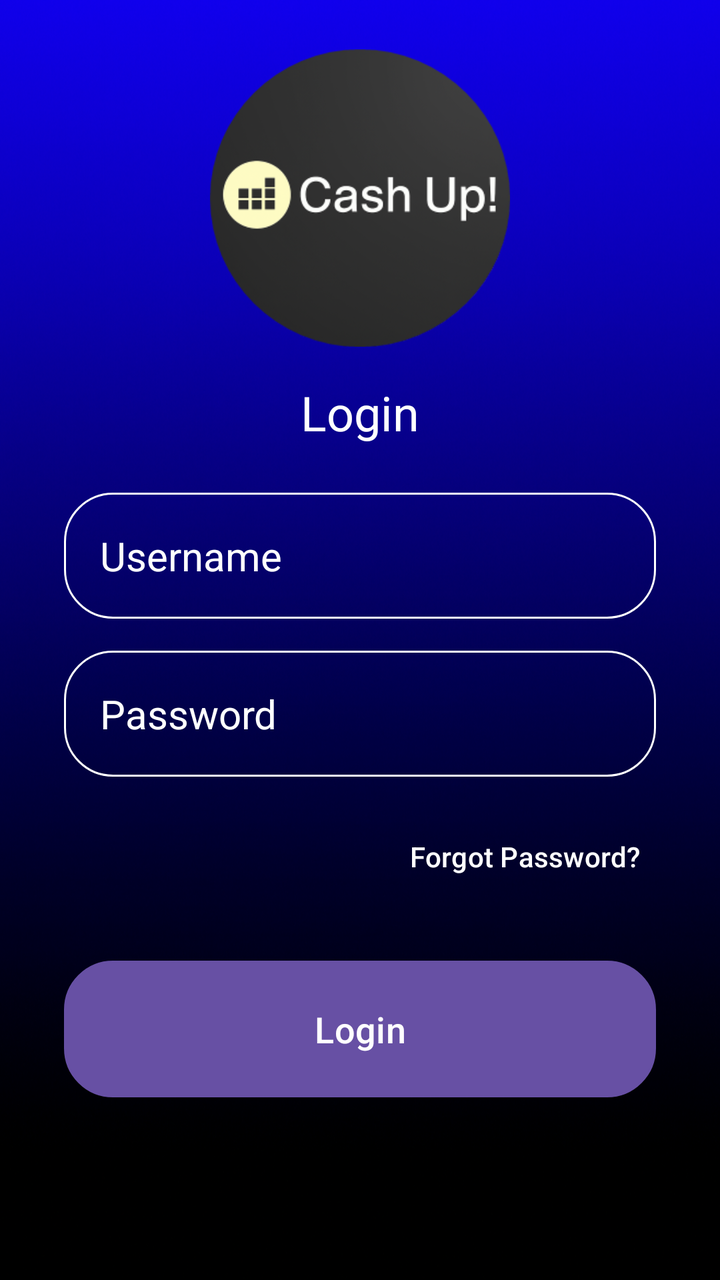
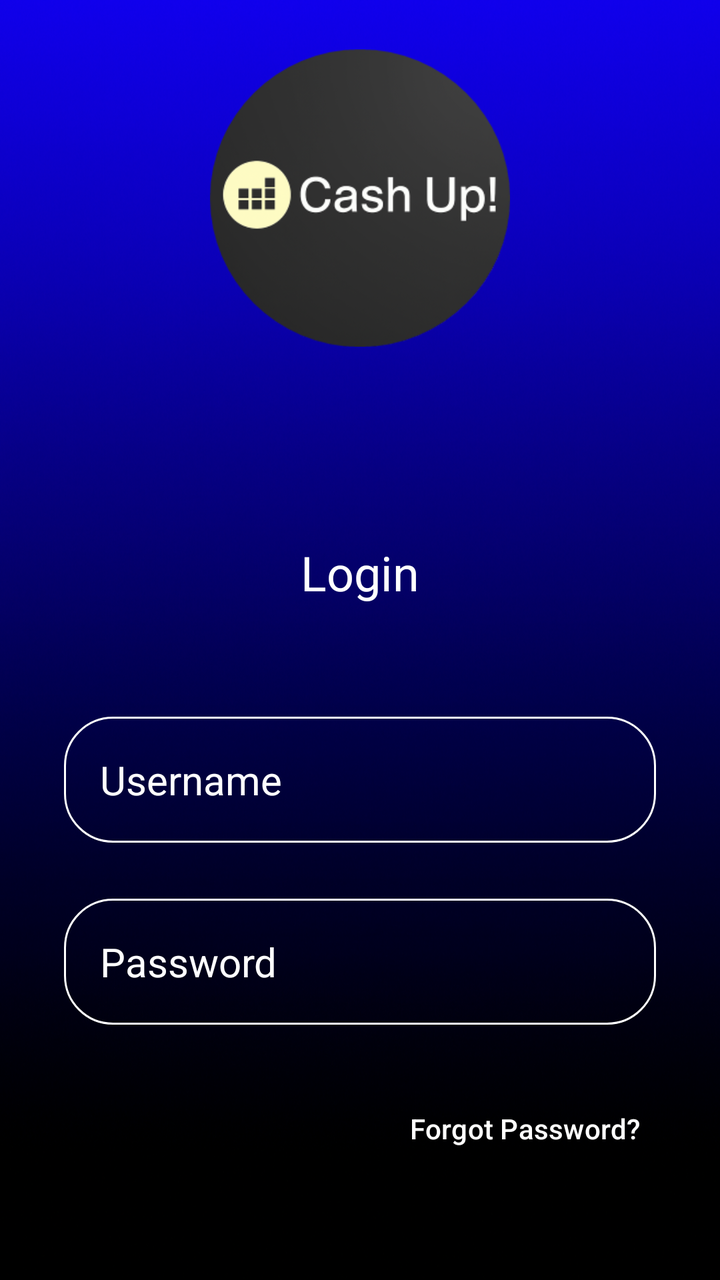

Before-and-after screenshots of an Android layout around one commit, followed by the original layout XML and the change that was made.
<!-- AndroidManifest.xml: application theme Theme.CashUp -->
<!-- res/layout/activity_login.xml -->
<androidx.constraintlayout.widget.ConstraintLayout
    xmlns:android="http://schemas.android.com/apk/res/android"
    xmlns:app="http://schemas.android.com/apk/res-auto"
    xmlns:tools="http://schemas.android.com/tools"
    android:layout_width="match_parent"
    android:layout_height="match_parent"
    android:background="@drawable/background"
    android:padding="16dp"
    tools:context=".LoginActivity">




    
    <ImageView
        android:id="@+id/imageView"
        android:layout_width="150dp"
        android:layout_height="150dp"
        android:layout_marginTop="8dp"
        app:layout_constraintTop_toTopOf="parent"
        app:layout_constraintStart_toStartOf="parent"
        app:layout_constraintEnd_toEndOf="parent"
        app:srcCompat="@drawable/logo" />

    
    <TextView
        android:id="@+id/textView"
        android:layout_width="wrap_content"
        android:layout_height="wrap_content"
        android:text="Login"
        android:textSize="24sp"
        android:textColor="@color/white"
        android:layout_marginTop="16dp"
        app:layout_constraintTop_toBottomOf="@+id/imageView"
        app:layout_constraintStart_toStartOf="parent"
        app:layout_constraintEnd_toEndOf="parent" />

    
    
    <EditText
        android:id="@+id/username_input"
        android:layout_width="0dp"
        android:layout_height="wrap_content"
        android:layout_marginTop="24dp"
        android:layout_marginStart="16dp"
        android:layout_marginEnd="16dp"
        android:background="@drawable/rounded_corner"
        android:ems="10"
        android:inputType="text"
        android:padding="18dp"
        android:hint="Username"
        android:textColor="@color/white"
        android:textColorHint="@color/white"
        android:textSize="20sp"
        app:layout_constraintTop_toBottomOf="@+id/textView"
        app:layout_constraintStart_toStartOf="parent"
        app:layout_constraintEnd_toEndOf="parent" />

    
    <EditText
        android:id="@+id/password_input"
        android:layout_width="0dp"
        android:layout_height="wrap_content"
        android:layout_marginTop="16dp"
        android:layout_marginStart="16dp"
        android:layout_marginEnd="16dp"
        android:background="@drawable/rounded_corner"
        android:ems="10"
        android:inputType="textPassword"
        android:padding="18dp"
        android:hint="Password"
        android:textColor="@color/white"
        android:textColorHint="@color/white"
        android:textSize="20sp"
        app:layout_constraintTop_toBottomOf="@+id/username_input"
        app:layout_constraintStart_toStartOf="parent"
        app:layout_constraintEnd_toEndOf="parent" />

    
    <Button
        android:id="@+id/forgotpassword"
        android:layout_width="wrap_content"
        android:layout_height="wrap_content"
        android:layout_marginTop="16dp"
        android:background="@android:color/transparent"
        android:text="Forgot Password?"
        android:textColor="@color/white"
        android:textSize="14sp"
        app:layout_constraintTop_toBottomOf="@+id/password_input"
        app:layout_constraintEnd_toEndOf="parent" />

    
    <Button
        android:id="@+id/login_button"
        android:layout_width="0dp"
        android:layout_height="wrap_content"
        android:layout_marginStart="16dp"
        android:layout_marginTop="28dp"
        android:layout_marginEnd="16dp"
        android:background="@drawable/rounded_button"
        android:padding="18dp"
        android:text="Login"
        android:textColor="@color/white"
        android:textSize="18sp"
        app:layout_constraintEnd_toEndOf="parent"
        app:layout_constraintHorizontal_bias="0.0"
        app:layout_constraintStart_toStartOf="parent"
        app:layout_constraintTop_toBottomOf="@+id/forgotpassword" />

</androidx.constraintlayout.widget.ConstraintLayout>
<!-- resources referenced by this layout -->
<resources>
  <color name="white">#FFFFFFFF</color>
  <!-- drawable background: png bitmap (drawable, 768113 bytes) -->
  <!-- drawable logo: png bitmap (drawable, 45128 bytes) -->
  <!-- drawable rounded_button (drawable) -->
  <?xml version="1.0" encoding="utf-8"?>
  <shape xmlns:android="http://schemas.android.com/apk/res/android"
      android:shape="rectangle">
      <corners
          android:radius="24dp"/>
      <stroke
          android:width="1dp"
          android:color="@color/white" />
      <solid
          android:color="#2196F3" /> 
  </shape>
  <!-- drawable rounded_corner (drawable) -->
  <?xml version="1.0" encoding="utf-8"?>
  <shape xmlns:android="http://schemas.android.com/apk/res/android"
      android:shape="rectangle"
      >
  <corners
          android:radius="24dp"/>
      <stroke
          android:width="1dp"
              android:color="@color/white" />
  </shape>
  <style name="Theme.CashUp" parent="Base.Theme.CashUp" />
  <style name="Base.Theme.CashUp" parent="Theme.Material3.DayNight.NoActionBar">
          
          
      </style>
</resources>

<!-- the commit's change to res/layout/activity_login.xml (unified diff, before → after) -->
@@ -23,79 +23,86 @@
         app:srcCompat="@drawable/logo" />
 
     
+
+    
+    
+
+    
+
+    
+
+    
+
     <TextView
         android:id="@+id/textView"
         android:layout_width="wrap_content"
         android:layout_height="wrap_content"
+        android:layout_marginTop="96dp"
         android:text="Login"
+        android:textColor="@color/white"
         android:textSize="24sp"
-        android:textColor="@color/white"
-        android:layout_marginTop="16dp"
-        app:layout_constraintTop_toBottomOf="@+id/imageView"
+        app:layout_constraintEnd_toEndOf="parent"
         app:layout_constraintStart_toStartOf="parent"
-        app:layout_constraintEnd_toEndOf="parent" />
+        app:layout_constraintTop_toBottomOf="@+id/imageView" />
 
-    
-    
     <EditText
         android:id="@+id/username_input"
         android:layout_width="0dp"
         android:layout_height="wrap_content"
-        android:layout_marginTop="24dp"
         android:layout_marginStart="16dp"
+        android:layout_marginTop="56dp"
         android:layout_marginEnd="16dp"
         android:background="@drawable/rounded_corner"
         android:ems="10"
+        android:hint="Username"
         android:inputType="text"
         android:padding="18dp"
-        android:hint="Username"
         android:textColor="@color/white"
         android:textColorHint="@color/white"
         android:textSize="20sp"
-        app:layout_constraintTop_toBottomOf="@+id/textView"
+        app:layout_constraintEnd_toEndOf="parent"
+        app:layout_constraintHorizontal_bias="1.0"
         app:layout_constraintStart_toStartOf="parent"
-        app:layout_constraintEnd_toEndOf="parent" />
+        app:layout_constraintTop_toBottomOf="@+id/textView" />
 
-    
     <EditText
         android:id="@+id/password_input"
         android:layout_width="0dp"
         android:layout_height="wrap_content"
-        android:layout_marginTop="16dp"
         android:layout_marginStart="16dp"
+        android:layout_marginTop="28dp"
         android:layout_marginEnd="16dp"
         android:background="@drawable/rounded_corner"
         android:ems="10"
+        android:hint="Password"
         android:inputType="textPassword"
         android:padding="18dp"
-        android:hint="Password"
         android:textColor="@color/white"
         android:textColorHint="@color/white"
         android:textSize="20sp"
-        app:layout_constraintTop_toBottomOf="@+id/username_input"
+        app:layout_constraintEnd_toEndOf="parent"
+        app:layout_constraintHorizontal_bias="1.0"
         app:layout_constraintStart_toStartOf="parent"
-        app:layout_constraintEnd_toEndOf="parent" />
+        app:layout_constraintTop_toBottomOf="@+id/username_input" />
 
-    
     <Button
         android:id="@+id/forgotpassword"
         android:layout_width="wrap_content"
         android:layout_height="wrap_content"
-        android:layout_marginTop="16dp"
+        android:layout_marginTop="28dp"
         android:background="@android:color/transparent"
         android:text="Forgot Password?"
         android:textColor="@color/white"
         android:textSize="14sp"
-        app:layout_constraintTop_toBottomOf="@+id/password_input"
-        app:layout_constraintEnd_toEndOf="parent" />
+        app:layout_constraintEnd_toEndOf="parent"
+        app:layout_constraintTop_toBottomOf="@+id/password_input" />
 
-    
     <Button
         android:id="@+id/login_button"
         android:layout_width="0dp"
         android:layout_height="wrap_content"
         android:layout_marginStart="16dp"
-        android:layout_marginTop="28dp"
+        android:layout_marginTop="128dp"
         android:layout_marginEnd="16dp"
         android:background="@drawable/rounded_button"
         android:padding="18dp"
@@ -103,7 +110,7 @@
         android:textColor="@color/white"
         android:textSize="18sp"
         app:layout_constraintEnd_toEndOf="parent"
-        app:layout_constraintHorizontal_bias="0.0"
+        app:layout_constraintHorizontal_bias="1.0"
         app:layout_constraintStart_toStartOf="parent"
         app:layout_constraintTop_toBottomOf="@+id/forgotpassword" />
 
